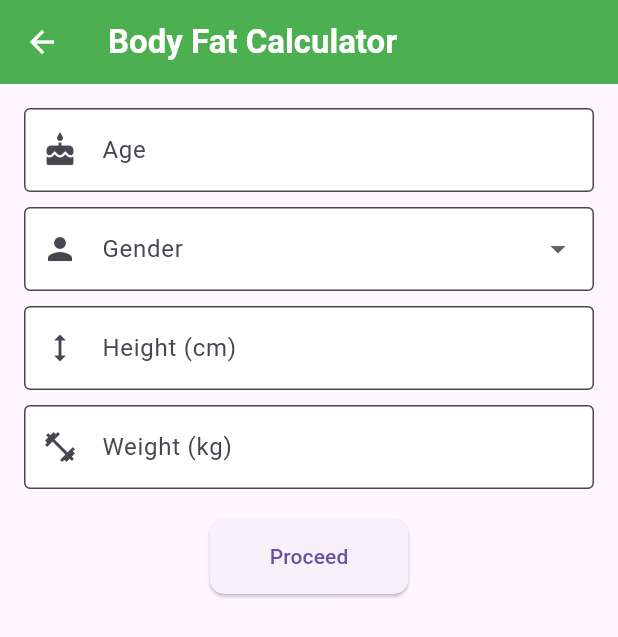
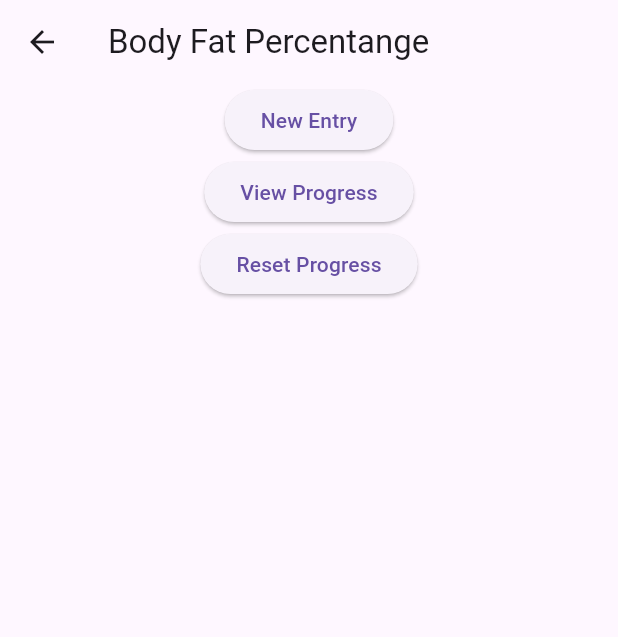
Before and after one commit to NexusProject-PEC/NutriQuest, a Flutter app: the screen it shows after launch, after a tap on "BFP%", on a phone screen of 412 x 824 dp. Shown: the top 637 px of the screen. Run offline on Flutter 3.47's test engine with Material 3 defaults, Android fonts, the light colour scheme and no system bars; our stand-ins replace fl_chart, google_fonts, shared_preferences; missing offline and left inert: mobile_scanner, workmanager.

Commit message:
Revised the BFP page

```diff
--- /dev/null
+++ b/lib/body_fat_page.dart
@@ -0,0 +1,65 @@
+import 'package:flutter/material.dart';
+import 'user_info_page.dart';
+import 'progress_graph_page.dart';
+import 'package:shared_preferences/shared_preferences.dart';
+import 'dart:convert';
+
+Future<List<Map<String, dynamic>>> getBFP() async {
+  SharedPreferences prefs = await SharedPreferences.getInstance();
+  List<String> history = prefs.getStringList('bfp_history') ?? [];
+  List<Map<String, dynamic>> bfpHistory = history
+      .map((entry) {
+        return jsonDecode(entry) as Map<String, dynamic>;
+      })
+      .toList()
+      .cast<Map<String, dynamic>>();
+  return bfpHistory;
+}
+void resetProgress() async {
+    SharedPreferences prefs = await SharedPreferences.getInstance();
+    await prefs.remove('bfp_history');
+  }
+class BodyFatLander extends StatelessWidget {
+  const BodyFatLander({super.key});
+  @override
+  Widget build(BuildContext context) {
+    return Scaffold(
+      appBar: AppBar(
+          title: Text(
+        "Body Fat Percentange",
+      )),
+      body: Center(
+          child: Column(
+        children: [
+          ElevatedButton(
+              onPressed: () {
+                Navigator.push(
+                  context,
+                  MaterialPageRoute(
+                    builder: (context) => UserInfoPage(),
+                  ),
+                );
+              },
+              child: Text("New Entry")),
+          ElevatedButton(
+              onPressed: () async {
+                List<Map<String, dynamic>> bfpData = await getBFP();
+                Navigator.push(
+                  context,
+                  MaterialPageRoute(
+                    builder: (context) =>
+                        BodyFatProgressPage(progressData: bfpData),
+                  ),
+                );
+              },
+              child: Text("View Progress")),
+          ElevatedButton(
+              onPressed: () async {
+                resetProgress();
+              },
+              child: Text("Reset Progress")),
+        ],
+      )),
+    );
+  }
+}
--- a/lib/calculate.dart
+++ b/lib/calculate.dart
@@ -35,6 +35,10 @@ class CalculatePage extends StatelessWidget {
             ),
           ),
           SizedBox(height: 20),
+          Text(
+            "Total Calorie Intake: $totalCalories",
+            style: TextStyle(fontSize: 15,fontWeight: FontWeight.bold),
+          ),
           Expanded(
             child: ListView.builder(
               itemCount: selectedProducts.length,
--- a/lib/main.dart
+++ b/lib/main.dart
@@ -12,7 +12,7 @@ import 'about_us.dart';
 import 'water.dart';
 import 'search_page.dart';
 import 'user_info_page.dart'; // Import WaterPage
-
+import 'body_fat_page.dart';
 // WorkManager callback function
 void callbackDispatcher() {
   Workmanager().executeTask((task, inputData) {
@@ -236,7 +236,7 @@ class NutrientHomePage extends StatelessWidget {
                   onTap: () {
                     Navigator.push(
                       context,
-                      MaterialPageRoute(builder: (context) => UserInfoPage()),
+                      MaterialPageRoute(builder: (context) => BodyFatLander()),
                     );
                   },
                 ),
```
